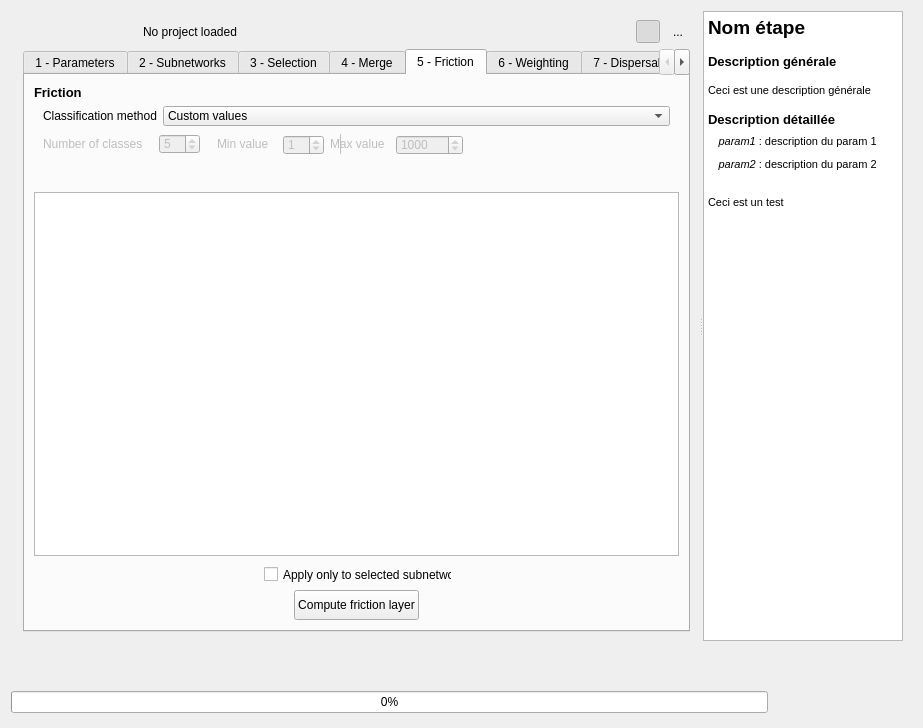
First picture: the form in BioDispersal_dialog_base.ui, repository MathieuChailloux/BioDispersal, before the edit.
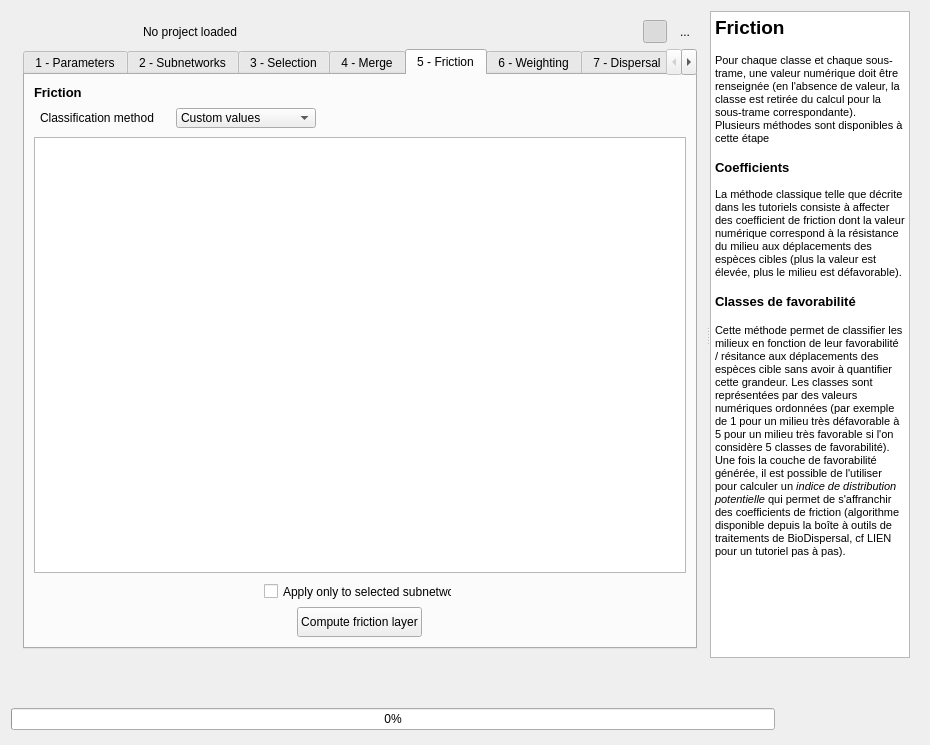
Second picture: the form after the edit. Icons and pictures are not drawn. Custom widgets are drawn as their Qt base class.

Commit message: UI update + alg clean + creating favorbility doc file

Diff of the .ui file:
```diff
--- a/BioDispersal_dialog_base.ui
+++ b/BioDispersal_dialog_base.ui
@@ -6,8 +6,8 @@
    <rect>
     <x>0</x>
     <y>0</y>
-    <width>923</width>
-    <height>728</height>
+    <width>930</width>
+    <height>745</height>
    </rect>
   </property>
   <property name="sizePolicy">
@@ -173,8 +173,8 @@
            <rect>
             <x>0</x>
             <y>0</y>
-            <width>681</width>
-            <height>627</height>
+            <width>688</width>
+            <height>644</height>
            </rect>
           </property>
           <property name="sizePolicy">
@@ -2632,17 +2632,17 @@
                 </widget>
                </item>
                <item>
-                <widget class="QFrame" name="frame_26">
+                <widget class="QFrame" name="frictionButtonsFrame">
+                 <property name="sizePolicy">
+                  <sizepolicy hsizetype="Expanding" vsizetype="Fixed">
+                   <horstretch>0</horstretch>
+                   <verstretch>0</verstretch>
+                  </sizepolicy>
+                 </property>
                  <property name="minimumSize">
                   <size>
                    <width>0</width>
-                   <height>21</height>
-                  </size>
-                 </property>
-                 <property name="maximumSize">
-                  <size>
-                   <width>16777215</width>
-                   <height>21</height>
+                   <height>25</height>
                   </size>
                  </property>
                  <property name="frameShape">
@@ -2651,10 +2651,16 @@
                  <property name="frameShadow">
                   <enum>QFrame::Raised</enum>
                  </property>
-                 <layout class="QHBoxLayout" name="horizontalLayout_16">
+                 <layout class="QHBoxLayout" name="horizontalLayout_4">
+                  <property name="leftMargin">
+                   <number>6</number>
+                  </property>
                   <property name="topMargin">
                    <number>0</number>
                   </property>
+                  <property name="rightMargin">
+                   <number>6</number>
+                  </property>
                   <property name="bottomMargin">
                    <number>0</number>
                   </property>
@@ -2668,7 +2674,7 @@
                     </property>
                     <property name="minimumSize">
                      <size>
-                      <width>110</width>
+                      <width>130</width>
                       <height>0</height>
                      </size>
                     </property>
@@ -2687,7 +2693,7 @@
                    <widget class="QComboBox" name="frictionMethod">
                     <property name="minimumSize">
                      <size>
-                      <width>0</width>
+                      <width>140</width>
                       <height>20</height>
                      </size>
                     </property>
@@ -2714,253 +2720,6 @@
                     </item>
                    </widget>
                   </item>
-                 </layout>
-                </widget>
-               </item>
-               <item>
-                <widget class="QFrame" name="frictionClassFrame">
-                 <property name="enabled">
-                  <bool>false</bool>
-                 </property>
-                 <property name="sizePolicy">
-                  <sizepolicy hsizetype="Preferred" vsizetype="Fixed">
-                   <horstretch>0</horstretch>
-                   <verstretch>0</verstretch>
-                  </sizepolicy>
-                 </property>
-                 <property name="minimumSize">
-                  <size>
-                   <width>0</width>
-                   <height>22</height>
-                  </size>
-                 </property>
-                 <property name="maximumSize">
-                  <size>
-                   <width>16777215</width>
-                   <height>22</height>
-                  </size>
-                 </property>
-                 <property name="frameShape">
-                  <enum>QFrame::NoFrame</enum>
-                 </property>
-                 <property name="frameShadow">
-                  <enum>QFrame::Raised</enum>
-                 </property>
-                 <layout class="QHBoxLayout" name="horizontalLayout_11">
-                  <property name="topMargin">
-                   <number>0</number>
-                  </property>
-                  <property name="bottomMargin">
-                   <number>0</number>
-                  </property>
-                  <item>
-                   <widget class="QLabel" name="label_4">
-                    <property name="sizePolicy">
-                     <sizepolicy hsizetype="Fixed" vsizetype="Preferred">
-                      <horstretch>0</horstretch>
-                      <verstretch>0</verstretch>
-                     </sizepolicy>
-                    </property>
-                    <property name="minimumSize">
-                     <size>
-                      <width>110</width>
-                      <height>0</height>
-                     </size>
-                    </property>
-                    <property name="maximumSize">
-                     <size>
-                      <width>90</width>
-                      <height>20</height>
-                     </size>
-                    </property>
-                    <property name="text">
-                     <string>Number of classes</string>
-                    </property>
-                   </widget>
-                  </item>
-                  <item>
-                   <widget class="QSpinBox" name="frictionNbClass">
-                    <property name="minimumSize">
-                     <size>
-                      <width>0</width>
-                      <height>20</height>
-                     </size>
-                    </property>
-                    <property name="maximumSize">
-                     <size>
-                      <width>50</width>
-                      <height>20</height>
-                     </size>
-                    </property>
-                    <property name="value">
-                     <number>5</number>
-                    </property>
-                   </widget>
-                  </item>
-                  <item>
-                   <widget class="QFrame" name="frictionMinMaxFrame">
-                    <property name="enabled">
-                     <bool>false</bool>
-                    </property>
-                    <property name="minimumSize">
-                     <size>
-                      <width>0</width>
-                      <height>22</height>
-                     </size>
-                    </property>
-                    <property name="maximumSize">
-                     <size>
-                      <width>16777215</width>
-                      <height>22</height>
-                     </size>
-                    </property>
-                    <property name="frameShape">
-                     <enum>QFrame::VLine</enum>
-                    </property>
-                    <property name="frameShadow">
-                     <enum>QFrame::Raised</enum>
-                    </property>
-                    <layout class="QHBoxLayout" name="horizontalLayout_4">
-                     <property name="topMargin">
-                      <number>0</number>
-                     </property>
-                     <property name="bottomMargin">
-                      <number>0</number>
-                     </property>
-                     <item>
-                      <widget class="QLabel" name="label_6">
-                       <property name="minimumSize">
-                        <size>
-                         <width>60</width>
-                         <height>0</height>
-                        </size>
-                       </property>
-                       <property name="maximumSize">
-                        <size>
-                         <width>50</width>
-                         <height>20</height>
-                        </size>
-                       </property>
-                       <property name="layoutDirection">
-                        <enum>Qt::LeftToRight</enum>
-                       </property>
-                       <property name="text">
-                        <string>Min value</string>
-                       </property>
-                      </widget>
-                     </item>
-                     <item>
-                      <widget class="QSpinBox" name="frictionMinVal">
-                       <property name="minimumSize">
-                        <size>
-                         <width>0</width>
-                         <height>20</height>
-                        </size>
-                       </property>
-                       <property name="maximumSize">
-                        <size>
-                         <width>50</width>
-                         <height>20</height>
-                        </size>
-                       </property>
-                       <property name="value">
-                        <number>1</number>
-                       </property>
-                      </widget>
-                     </item>
-                     <item>
-                      <widget class="QLabel" name="label_5">
-                       <property name="sizePolicy">
-                        <sizepolicy hsizetype="Fixed" vsizetype="Preferred">
-                         <horstretch>0</horstretch>
-                         <verstretch>0</verstretch>
-                        </sizepolicy>
-                       </property>
-                       <property name="minimumSize">
-                        <size>
-                         <width>60</width>
-                         <height>0</height>
-                        </size>
-                       </property>
-                       <property name="maximumSize">
-                        <size>
-                         <width>51</width>
-                         <height>20</height>
-                        </size>
-                       </property>
-                       <property name="text">
-                        <string>Max value</string>
-                       </property>
-                      </widget>
-                     </item>
-                     <item>
-                      <widget class="QSpinBox" name="frictionMaxVal">
-                       <property name="minimumSize">
-                        <size>
-                         <width>0</width>
-                         <height>20</height>
-                        </size>
-                       </property>
-                       <property name="maximumSize">
-                        <size>
-                         <width>100</width>
-                         <height>20</height>
-                        </size>
-                       </property>
-                       <property name="maximum">
-                        <number>100000</number>
-                       </property>
-                       <property name="value">
-                        <number>1000</number>
-                       </property>
-                      </widget>
-                     </item>
-                    </layout>
-                   </widget>
-                  </item>
-                  <item>
-                   <spacer name="horizontalSpacer_8">
-                    <property name="orientation">
-                     <enum>Qt::Horizontal</enum>
-                    </property>
-                    <property name="sizeHint" stdset="0">
-                     <size>
-                      <width>40</width>
-                      <height>20</height>
-                     </size>
-                    </property>
-                   </spacer>
-                  </item>
-                 </layout>
-                </widget>
-               </item>
-               <item>
-                <widget class="QFrame" name="frictionButtonsFrame">
-                 <property name="sizePolicy">
-                  <sizepolicy hsizetype="Expanding" vsizetype="Fixed">
-                   <horstretch>0</horstretch>
-                   <verstretch>0</verstretch>
-                  </sizepolicy>
-                 </property>
-                 <property name="minimumSize">
-                  <size>
-                   <width>0</width>
-                   <height>25</height>
-                  </size>
-                 </property>
-                 <property name="frameShape">
-                  <enum>QFrame::NoFrame</enum>
-                 </property>
-                 <property name="frameShadow">
-                  <enum>QFrame::Raised</enum>
-                 </property>
-                 <layout class="QHBoxLayout" name="horizontalLayout_17">
-                  <property name="topMargin">
-                   <number>0</number>
-                  </property>
-                  <property name="bottomMargin">
-                   <number>0</number>
-                  </property>
                   <item>
                    <spacer name="horizontalSpacer_9">
                     <property name="orientation">
@@ -4845,17 +4604,18 @@
 &lt;html&gt;&lt;head&gt;&lt;meta name=&quot;qrichtext&quot; content=&quot;1&quot; /&gt;&lt;style type=&quot;text/css&quot;&gt;
 p, li { white-space: pre-wrap; }
 &lt;/style&gt;&lt;/head&gt;&lt;body style=&quot; font-family:'MS Shell Dlg 2'; font-size:7.8pt; font-weight:400; font-style:normal;&quot;&gt;
-&lt;p style=&quot; margin-top:0px; margin-bottom:0px; margin-left:0px; margin-right:0px; -qt-block-indent:0; text-indent:0px;&quot;&gt;&lt;span style=&quot; font-size:14pt; font-weight:600;&quot;&gt;Nom étape&lt;/span&gt;&lt;/p&gt;
+&lt;p style=&quot; margin-top:0px; margin-bottom:0px; margin-left:0px; margin-right:0px; -qt-block-indent:0; text-indent:0px;&quot;&gt;&lt;span style=&quot; font-size:14pt; font-weight:600;&quot;&gt;Friction&lt;/span&gt;&lt;/p&gt;
 &lt;p style=&quot;-qt-paragraph-type:empty; margin-top:0px; margin-bottom:0px; margin-left:0px; margin-right:0px; -qt-block-indent:0; text-indent:0px; font-size:10pt; font-weight:600;&quot;&gt;&lt;br /&gt;&lt;/p&gt;
-&lt;p style=&quot; margin-top:0px; margin-bottom:0px; margin-left:0px; margin-right:0px; -qt-block-indent:0; text-indent:0px;&quot;&gt;&lt;span style=&quot; font-size:10pt; font-weight:600;&quot;&gt;Description générale&lt;/span&gt;&lt;/p&gt;
+&lt;p style=&quot; margin-top:0px; margin-bottom:0px; margin-left:0px; margin-right:0px; -qt-block-indent:0; text-indent:0px;&quot;&gt;&lt;span style=&quot; font-size:8pt;&quot;&gt;Pour chaque classe et chaque sous-trame, une valeur numérique doit être renseignée (en l'absence de valeur, la classe est retirée du calcul pour la sous-trame correspondante).&lt;/span&gt;&lt;/p&gt;
+&lt;p style=&quot; margin-top:0px; margin-bottom:0px; margin-left:0px; margin-right:0px; -qt-block-indent:0; text-indent:0px;&quot;&gt;&lt;span style=&quot; font-size:8pt;&quot;&gt;Plusieurs méthodes sont disponibles à cette étape&lt;/span&gt;&lt;/p&gt;
 &lt;p style=&quot;-qt-paragraph-type:empty; margin-top:0px; margin-bottom:0px; margin-left:0px; margin-right:0px; -qt-block-indent:0; text-indent:0px; font-size:10pt; font-weight:600;&quot;&gt;&lt;br /&gt;&lt;/p&gt;
-&lt;p style=&quot; margin-top:0px; margin-bottom:0px; margin-left:0px; margin-right:0px; -qt-block-indent:0; text-indent:0px;&quot;&gt;&lt;span style=&quot; font-size:8pt;&quot;&gt;Ceci est une description générale&lt;/span&gt;&lt;/p&gt;
+&lt;p style=&quot; margin-top:0px; margin-bottom:0px; margin-left:0px; margin-right:0px; -qt-block-indent:0; text-indent:0px;&quot;&gt;&lt;span style=&quot; font-size:10pt; font-weight:600;&quot;&gt;Coefficients&lt;/span&gt;&lt;/p&gt;
+&lt;p style=&quot;-qt-paragraph-type:empty; margin-top:0px; margin-bottom:0px; margin-left:0px; margin-right:0px; -qt-block-indent:0; text-indent:0px;&quot;&gt;&lt;br /&gt;&lt;/p&gt;
+&lt;p style=&quot; margin-top:0px; margin-bottom:0px; margin-left:0px; margin-right:0px; -qt-block-indent:0; text-indent:0px;&quot;&gt;&lt;span style=&quot; font-size:8pt;&quot;&gt;La méthode classique telle que décrite dans les tutoriels consiste à affecter des coefficient de friction dont la valeur numérique correspond à la résistance du milieu aux déplacements des espèces cibles (plus la valeur est élevée, plus le milieu est défavorable).&lt;/span&gt;&lt;/p&gt;
 &lt;p style=&quot;-qt-paragraph-type:empty; margin-top:0px; margin-bottom:0px; margin-left:0px; margin-right:0px; -qt-block-indent:0; text-indent:0px; font-size:10pt; font-weight:600;&quot;&gt;&lt;br /&gt;&lt;/p&gt;
-&lt;p style=&quot; margin-top:0px; margin-bottom:0px; margin-left:0px; margin-right:0px; -qt-block-indent:0; text-indent:0px;&quot;&gt;&lt;span style=&quot; font-size:10pt; font-weight:600;&quot;&gt;Description détaillée&lt;/span&gt;&lt;/p&gt;
-&lt;p style=&quot; margin-top:0px; margin-bottom:0px; margin-left:0px; margin-right:0px; -qt-block-indent:0; text-indent:0px;&quot;&gt;&lt;span style=&quot; font-size:14pt; font-weight:600;&quot;&gt;  &lt;/span&gt;&lt;span style=&quot; font-size:8pt; font-style:italic;&quot;&gt;param1&lt;/span&gt;&lt;span style=&quot; font-size:8pt;&quot;&gt; : description du param 1&lt;/span&gt;&lt;/p&gt;
-&lt;p style=&quot; margin-top:0px; margin-bottom:0px; margin-left:0px; margin-right:0px; -qt-block-indent:0; text-indent:0px;&quot;&gt;&lt;span style=&quot; font-size:14pt; font-weight:600;&quot;&gt;  &lt;/span&gt;&lt;span style=&quot; font-size:8pt; font-style:italic;&quot;&gt;param2&lt;/span&gt;&lt;span style=&quot; font-size:8pt;&quot;&gt; : description du param 2&lt;/span&gt;&lt;/p&gt;
-&lt;p style=&quot;-qt-paragraph-type:empty; margin-top:0px; margin-bottom:0px; margin-left:0px; margin-right:0px; -qt-block-indent:0; text-indent:0px; font-size:14pt; font-weight:600;&quot;&gt;&lt;br /&gt;&lt;/p&gt;
-&lt;p style=&quot; margin-top:0px; margin-bottom:0px; margin-left:0px; margin-right:0px; -qt-block-indent:0; text-indent:0px;&quot;&gt;&lt;span style=&quot; font-size:8pt;&quot;&gt;Ceci est un test&lt;/span&gt;&lt;/p&gt;&lt;/body&gt;&lt;/html&gt;</string>
+&lt;p style=&quot; margin-top:0px; margin-bottom:0px; margin-left:0px; margin-right:0px; -qt-block-indent:0; text-indent:0px;&quot;&gt;&lt;span style=&quot; font-size:10pt; font-weight:600;&quot;&gt;Classes de favorabilité&lt;/span&gt;&lt;/p&gt;
+&lt;p style=&quot;-qt-paragraph-type:empty; margin-top:0px; margin-bottom:0px; margin-left:0px; margin-right:0px; -qt-block-indent:0; text-indent:0px; font-size:10pt; font-weight:600;&quot;&gt;&lt;br /&gt;&lt;/p&gt;
+&lt;p style=&quot; margin-top:0px; margin-bottom:0px; margin-left:0px; margin-right:0px; -qt-block-indent:0; text-indent:0px;&quot;&gt;&lt;span style=&quot; font-size:8pt;&quot;&gt;Cette méthode permet de classifier les milieux en fonction de leur favorabilité / résitance aux déplacements des espèces cible sans avoir à quantifier cette grandeur. Les classes sont représentées par des valeurs numériques ordonnées (par exemple de 1 pour un milieu très défavorable à 5 pour un milieu très favorable si l'on considère 5 classes de favorabilité).&lt;br /&gt;Une fois la couche de favorabilité générée, il est possible de l'utiliser pour calculer un&lt;/span&gt;&lt;span style=&quot; font-size:8pt; font-style:italic;&quot;&gt; indice de distribution potentielle&lt;/span&gt;&lt;span style=&quot; font-size:8pt;&quot;&gt; qui permet de s'affranchir des coefficients de friction (algorithme disponible depuis la boîte à outils de traitements de BioDispersal, cf LIEN pour un tutoriel pas à pas).&lt;/span&gt;&lt;/p&gt;&lt;/body&gt;&lt;/html&gt;</string>
          </property>
          <property name="openLinks">
           <bool>false</bool>
```
Left out of the diff: 9 changed lines with no effect on the pictures. The commit also changes 4 other files.
